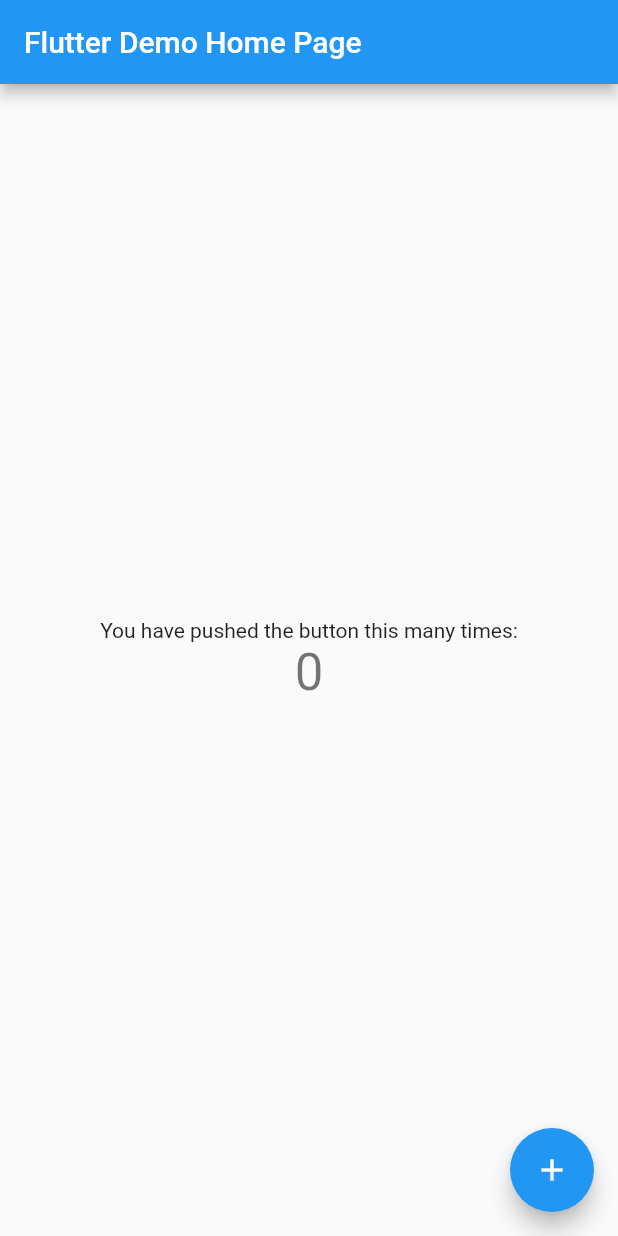
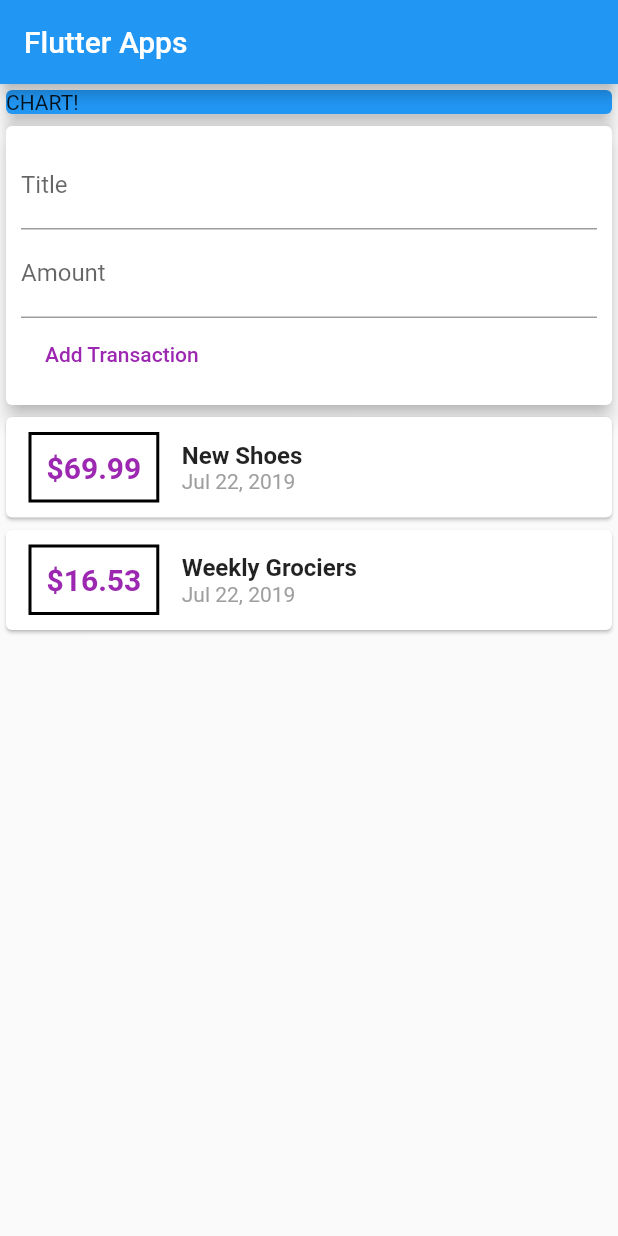
Before and after one commit to Dennisarya01/flutter-personalexpense-apps, a Flutter app: the screen it shows after launch, on a phone screen of 412 x 824 dp. Run offline on Flutter 3.47's test engine with Material 2 defaults, Android fonts, the phone set to English and light mode, and no system bars.

Commit message:
Styleing Widget

```diff
--- a/personalexpense/lib/main.dart
+++ b/personalexpense/lib/main.dart
@@ -1,111 +1,122 @@
 import 'package:flutter/material.dart';
+import './transcation.dart';
+import 'package:intl/intl.dart';
 
 void main() => runApp(MyApp());
 
 class MyApp extends StatelessWidget {
-  // This widget is the root of your application.
   @override
   Widget build(BuildContext context) {
+    // TODO: implement build
     return MaterialApp(
-      title: 'Flutter Demo',
-      theme: ThemeData(
-        // This is the theme of your application.
-        //
-        // Try running your application with "flutter run". You'll see the
-        // application has a blue toolbar. Then, without quitting the app, try
-        // changing the primarySwatch below to Colors.green and then invoke
-        // "hot reload" (press "r" in the console where you ran "flutter run",
-        // or simply save your changes to "hot reload" in a Flutter IDE).
-        // Notice that the counter didn't reset back to zero; the application
-        // is not restarted.
-        primarySwatch: Colors.blue,
-      ),
-      home: MyHomePage(title: 'Flutter Demo Home Page'),
+      title: 'Flutter App',
+      home: MyHomePage(),
     );
   }
 }
 
-class MyHomePage extends StatefulWidget {
-  MyHomePage({Key key, this.title}) : super(key: key);
-
-  // This widget is the home page of your application. It is stateful, meaning
-  // that it has a State object (defined below) that contains fields that affect
-  // how it looks.
-
-  // This class is the configuration for the state. It holds the values (in this
-  // case the title) provided by the parent (in this case the App widget) and
-  // used by the build method of the State. Fields in a Widget subclass are
-  // always marked "final".
-
-  final String title;
-
-  @override
-  _MyHomePageState createState() => _MyHomePageState();
-}
-
-class _MyHomePageState extends State<MyHomePage> {
-  int _counter = 0;
-
-  void _incrementCounter() {
-    setState(() {
-      // This call to setState tells the Flutter framework that something has
-      // changed in this State, which causes it to rerun the build method below
-      // so that the display can reflect the updated values. If we changed
-      // _counter without calling setState(), then the build method would not be
-      // called again, and so nothing would appear to happen.
-      _counter++;
-    });
-  }
+class MyHomePage extends StatelessWidget {
+  final List<Transaction> transactions = [
+    Transaction(
+      id: 't1',
+      title: 'New Shoes',
+      amount: 69.99,
+      date: DateTime.now(),
+    ),
+    Transaction(
+      id: 't2',
+      title: 'Weekly Grociers',
+      amount: 16.53,
+      date: DateTime.now(),
+    ),
+  ];
 
   @override
   Widget build(BuildContext context) {
-    // This method is rerun every time setState is called, for instance as done
-    // by the _incrementCounter method above.
-    //
-    // The Flutter framework has been optimized to make rerunning build methods
-    // fast, so that you can just rebuild anything that needs updating rather
-    // than having to individually change instances of widgets.
+    // TODO: implement build
     return Scaffold(
       appBar: AppBar(
-        // Here we take the value from the MyHomePage object that was created by
-        // the App.build method, and use it to set our appbar title.
-        title: Text(widget.title),
+        title: Text('Flutter Apps'),
       ),
-      body: Center(
-        // Center is a layout widget. It takes a single child and positions it
-        // in the middle of the parent.
+      body: Column(
+//        mainAxisAlignment: MainAxisAlignment.start,
+        crossAxisAlignment: CrossAxisAlignment.stretch,
+        children: <Widget>[
+          Container(
+            width: double.infinity,
+            child: Card(
+              color: Colors.blue,
+              child: Text('CHART!'),
+              elevation: 5,
+            ),
+          ),
+          Card(
+            elevation: 5,
+            child: Container(
+              padding: EdgeInsets.all(10),
               child: Column(
-          // Column is also layout widget. It takes a list of children and
-          // arranges them vertically. By default, it sizes itself to fit its
-          // children horizontally, and tries to be as tall as its parent.
-          //
-          // Invoke "debug painting" (press "p" in the console, choose the
-          // "Toggle Debug Paint" action from the Flutter Inspector in Android
-          // Studio, or the "Toggle Debug Paint" command in Visual Studio Code)
-          // to see the wireframe for each widget.
-          //
-          // Column has various properties to control how it sizes itself and
-          // how it positions its children. Here we use mainAxisAlignment to
-          // center the children vertically; the main axis here is the vertical
-          // axis because Columns are vertical (the cross axis would be
-          // horizontal).
-          mainAxisAlignment: MainAxisAlignment.center,
+                crossAxisAlignment: CrossAxisAlignment.start,
+                children: <Widget>[
+                  TextField(
+                    decoration: InputDecoration(labelText: 'Title'),
+                  ),
+                  TextField(
+                    decoration: InputDecoration(labelText: 'Amount'),
+                  ),
+                  FlatButton(onPressed: (){},
+                      textColor: Colors.purple,
+                      child: Text('Add Transaction'))
+                ],
+              ),
+            ),
+          ),
+          Column(
+            children: transactions.map((tx) {
+              return Card(
+                child: Row(
+                  children: <Widget>[
+                    Container(
+                      child: Text(
+                        '\$${tx.amount}',
+                        style: TextStyle(
+                          fontWeight: FontWeight.bold,
+                          fontSize: 20,
+                          color: Colors.purple,
+                        ),
+                      ),
+                      margin: EdgeInsets.symmetric(
+                        vertical: 10,
+                        horizontal: 15,
+                      ),
+                      decoration: BoxDecoration(
+                        border: Border.all(
+                          color: Colors.black,
+                          width: 2,
+                        ),
+                      ),
+                      padding: EdgeInsets.all(10),
+                    ),
+                    Column(
+                      crossAxisAlignment: CrossAxisAlignment.start,
                       children: <Widget>[
                         Text(
-              'You have pushed the button this many times:',
+                          tx.title,
+                          style: TextStyle(
+                              fontSize: 16, fontWeight: FontWeight.bold),
                         ),
                         Text(
-              '$_counter',
-              style: Theme.of(context).textTheme.display1,
+                          DateFormat.yMMMd().format(tx.date),
+                          style: TextStyle(color: Colors.grey),
                         ),
                       ],
                     ),
+                  ],
                 ),
-      floatingActionButton: FloatingActionButton(
-        onPressed: _incrementCounter,
-        tooltip: 'Increment',
-        child: Icon(Icons.add),
-      ), // This trailing comma makes auto-formatting nicer for build methods.
+              );
+            }).toList(),
+          ),
+        ],
+      ),
     );
   }
 }
--- /dev/null
+++ b/personalexpense/lib/transcation.dart
@@ -0,0 +1,14 @@
+import 'package:flutter/foundation.dart';
+
+class Transaction {
+  String id;
+  String title;
+  double amount;
+  DateTime date;
+
+  Transaction(
+      {@required this.id,
+      @required this.title,
+      @required this.amount,
+      @required this.date});
+}
--- a/personalexpense/pubspec.yaml
+++ b/personalexpense/pubspec.yaml
@@ -23,6 +23,7 @@ dependencies:
   # The following adds the Cupertino Icons font to your application.
   # Use with the CupertinoIcons class for iOS style icons.
   cupertino_icons: ^0.1.2
+  intl: ^0.15.8
 
 dev_dependencies:
   flutter_test:
```
Also changed, not shown: personalexpense/pubspec.lock, 1 other file. Lines whose indentation alone changed are shown as unchanged.
